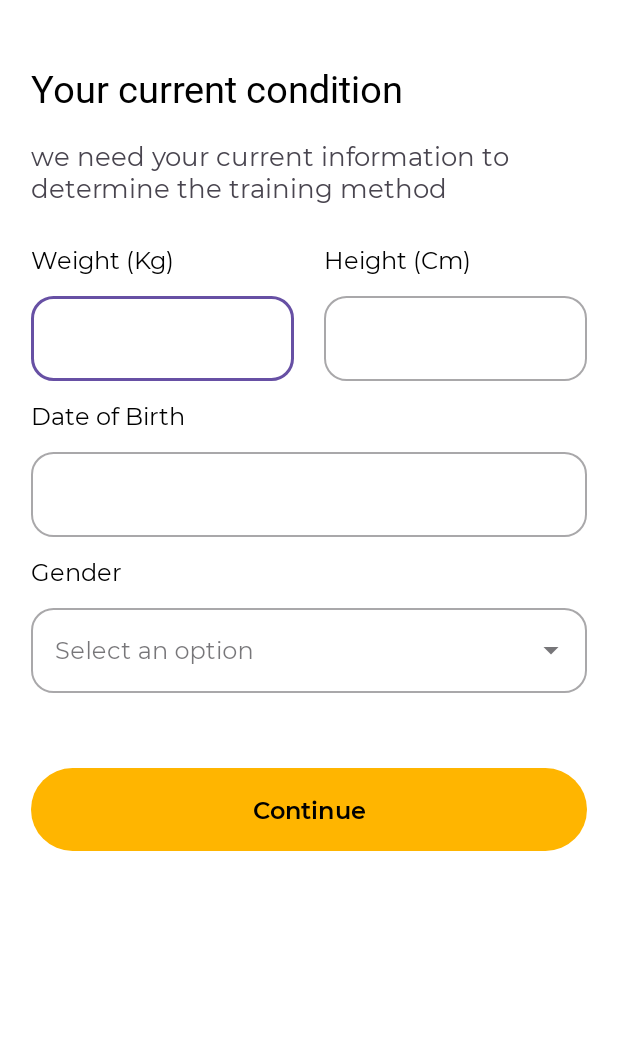
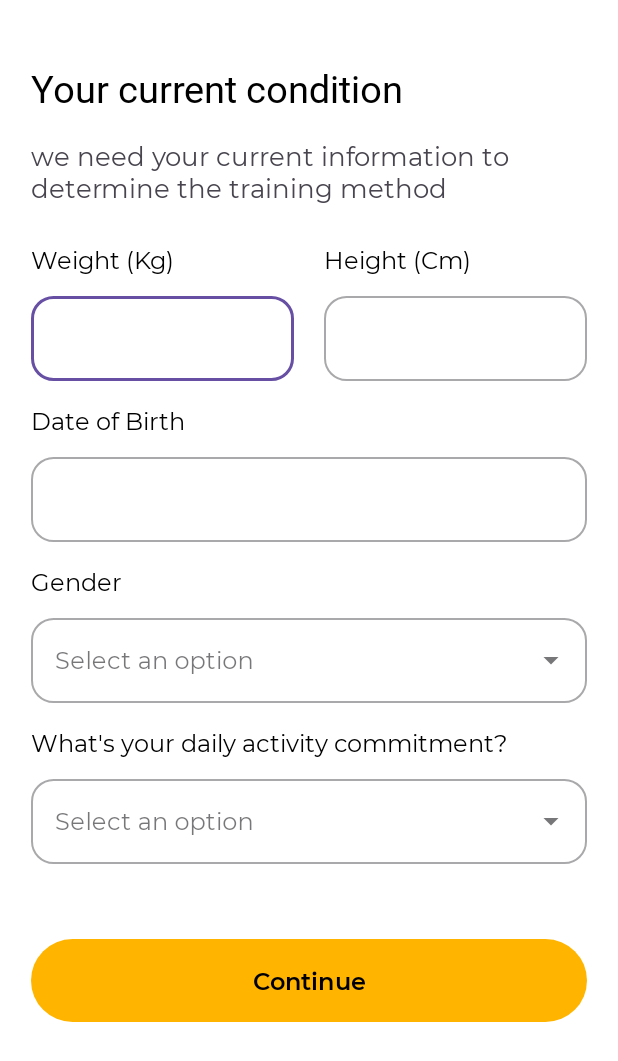
Before and after one commit to sappawrdn/FitMotion, an Android app: the layout activity_screening.xml on its own in the app's theme, with its tools: preview values and no code run, on a phone screen of 412 x 824 dp. Shown: the top 1061 px of the screen. Run offline under Robolectric (Android 15) with nearby library versions, the phone set to English and light mode, and no system bars.

Commit message:
done commitment and alert

```diff
--- a/app/src/main/java/com/example/fitmotion/ScreeningActivity.kt
+++ b/app/src/main/java/com/example/fitmotion/ScreeningActivity.kt
@@ -21,6 +21,12 @@ class ScreeningActivity : AppCompatActivity() {
         val arrayAdapter = ArrayAdapter(this, R.layout.dropdown_menu, gender)
         binding.genderAutoComplete.setAdapter(arrayAdapter)
         setContentView(binding.root)
+
+        val commitment = resources.getStringArray(R.array.commitment)
+        val commitmentArrayAdapter = ArrayAdapter(this, R.layout.dropdown_menu, commitment)
+        binding.commitAutoComplete.setAdapter(commitmentArrayAdapter)
+        setContentView(binding.root)
+
 
         val date = DatePickerDialog.OnDateSetListener { _, year, month, dayOfMonth ->
             calendar.set(Calendar.YEAR, year)
--- a/app/src/main/res/layout/activity_edit_profile.xml
+++ b/app/src/main/res/layout/activity_edit_profile.xml
@@ -3,7 +3,7 @@
     xmlns:app="http://schemas.android.com/apk/res-auto"
     android:layout_width="match_parent"
     android:layout_height="match_parent"
-    xmlns:tools="http://schemas.android.com/tools">
+    android:background="@color/white">
 
     <ImageButton
         android:id="@+id/btn_back_edit"
@@ -39,8 +39,8 @@
 
     <de.hdodenhof.circleimageview.CircleImageView
         android:id="@+id/iv_edit"
-        android:layout_width="95dp"
-        android:layout_height="95dp"
+        android:layout_width="80dp"
+        android:layout_height="80dp"
         android:src="@drawable/ic_account"
         app:layout_constraintTop_toTopOf="@id/title_profile_photo"
         app:layout_constraintEnd_toEndOf="@id/guidelineVertical4">
--- a/app/src/main/res/layout/activity_screening.xml
+++ b/app/src/main/res/layout/activity_screening.xml
@@ -9,7 +9,7 @@
         android:id="@+id/screening_title"
         android:layout_width="wrap_content"
         android:layout_height="wrap_content"
-        android:text="Your current condition"
+        android:text="@string/screening_title"
         android:fontFamily="@font/montserrat_extrabold"
         android:textColor="@color/black"
         android:textSize="25sp"
@@ -20,7 +20,7 @@
         android:id="@+id/screening_desc"
         android:layout_width="0dp"
         android:layout_height="wrap_content"
-        android:text="we need your current information to \ndetermine the training method"
+        android:text="@string/screening_desc"
         app:layout_constraintStart_toStartOf="@id/guidelineVertical"
         app:layout_constraintTop_toBottomOf="@id/screening_title"
         app:layout_constraintEnd_toEndOf="@id/guidelineVertical2"
@@ -33,7 +33,7 @@
         android:layout_width="wrap_content"
         android:textColor="@color/black"
         android:layout_height="wrap_content"
-        android:text="Weight (Kg)"
+        android:text="@string/weight_title"
         android:fontFamily="@font/montserrat_regular"
         android:textSize="16sp"
         app:layout_constraintTop_toBottomOf="@+id/screening_desc"
@@ -45,7 +45,7 @@
         android:layout_width="wrap_content"
         android:textColor="@color/black"
         android:layout_height="wrap_content"
-        android:text="Height (Cm)"
+        android:text="@string/height_title"
         android:fontFamily="@font/montserrat_regular"
         android:textSize="16sp"
         app:layout_constraintTop_toBottomOf="@+id/screening_desc"
@@ -106,11 +106,11 @@
         android:textColor="@color/black"
         android:layout_height="wrap_content"
         app:layout_constraintTop_toBottomOf="@+id/weightEditTextLayout"
-        android:text="Date of Birth"
+        android:text="@string/dob_title"
         app:layout_constraintStart_toStartOf="@id/guidelineVertical"
         android:fontFamily="@font/montserrat_regular"
         android:textSize="16sp"
-        android:layout_marginTop="12dp"/>
+        android:layout_marginTop="15dp"/>
 
     <com.google.android.material.textfield.TextInputLayout
         android:id="@+id/dateEditTextLayout"
@@ -145,11 +145,11 @@
         android:textColor="@color/black"
         android:layout_height="wrap_content"
         app:layout_constraintTop_toBottomOf="@+id/dateEditTextLayout"
-        android:text="Gender"
+        android:text="@string/gender_title"
         app:layout_constraintStart_toStartOf="@id/guidelineVertical"
         android:fontFamily="@font/montserrat_regular"
         android:textSize="16sp"
-        android:layout_marginTop="12dp"/>
+        android:layout_marginTop="15dp"/>
 
     <com.google.android.material.textfield.TextInputLayout
         android:id="@+id/genderEditTextLayout"
@@ -173,7 +173,42 @@
             android:inputType="none"
             android:fontFamily="@font/montserrat_regular"
             android:hint="Select an option"/>
+    </com.google.android.material.textfield.TextInputLayout>
 
+    <TextView
+        android:id="@+id/commit_title"
+        android:layout_width="wrap_content"
+        android:textColor="@color/black"
+        android:layout_height="wrap_content"
+        app:layout_constraintTop_toBottomOf="@+id/genderEditTextLayout"
+        android:text="@string/title_commitment"
+        app:layout_constraintStart_toStartOf="@id/guidelineVertical"
+        android:fontFamily="@font/montserrat_regular"
+        android:textSize="16sp"
+        android:layout_marginTop="15dp"/>
+
+    <com.google.android.material.textfield.TextInputLayout
+        android:id="@+id/commitEditTextLayout"
+        style="@style/Widget.MaterialComponents.TextInputLayout.OutlinedBox.ExposedDropdownMenu"
+        android:layout_width="0dp"
+        android:layout_marginTop="8dp"
+        android:layout_height="wrap_content"
+        app:layout_constraintEnd_toEndOf="@id/guidelineVertical2"
+        app:layout_constraintStart_toStartOf="@id/guidelineVertical"
+        app:layout_constraintTop_toBottomOf="@+id/commit_title"
+        app:boxCornerRadiusBottomEnd="15dp"
+        app:boxCornerRadiusBottomStart="15dp"
+        app:boxCornerRadiusTopEnd="15dp"
+        app:boxCornerRadiusTopStart="15dp">
+
+        <AutoCompleteTextView
+            android:id="@+id/commitAutoComplete"
+            android:layout_width="match_parent"
+            android:layout_height="match_parent"
+            android:layout_weight="1"
+            android:inputType="none"
+            android:fontFamily="@font/montserrat_regular"
+            android:hint="Select an option"/>
     </com.google.android.material.textfield.TextInputLayout>
 
 
@@ -182,7 +217,7 @@
         android:layout_height="55dp"
         app:layout_constraintStart_toStartOf="@id/guidelineVertical"
         app:layout_constraintEnd_toEndOf="@+id/guidelineVertical2"
-        app:layout_constraintTop_toBottomOf="@+id/genderEditTextLayout"
+        app:layout_constraintTop_toBottomOf="@+id/commitEditTextLayout"
         android:layout_marginTop="50dp"
         android:background="@drawable/border_login"
         app:backgroundTint="@color/primary"
--- a/app/src/main/res/values/colors.xml
+++ b/app/src/main/res/values/colors.xml
@@ -6,4 +6,5 @@
     <color name="blue">#C0D6E8</color>
     <color name="cream">#ffeca4</color>
     <color name="orange">#FB5D46</color>
+    <color name="gray">#666666</color>
 </resources>
--- a/app/src/main/res/values/strings.xml
+++ b/app/src/main/res/values/strings.xml
@@ -10,6 +10,14 @@
     <string name="achievement_display">Achievement</string>
     <string name="edit">Edit</string>
 
+    <string name="screening_title">Your current condition"</string>
+    <string name="screening_desc">we need your current information to \ndetermine the training method</string>
+    <string name="weight_title">Weight (Kg)</string>
+    <string name="height_title">Height (Cm)</string>
+    <string name="gender_title">Gender</string>
+    <string name="dob_title">Date of Birth</string>
+    <string name="title_commitment">What\'s your daily activity commitment?</string>
+
     <string name="home_nav">Home</string>
     <string name="achieve_nav">Milestone</string>
     <string name="sensor_nav">Sensor</string>
@@ -21,13 +29,24 @@
     <string name="no_message">No</string>
 
     <string name="title_alert">Sensor Positioning Information</string>
-    <string name="alert_content">To ensure accurate sensor readings, place your device near your body, preferably in the front pocket of your pants.</string>
+    <string name="alert_content">To ensure accurate sensor readings, place your device near your body. preferably in the front pocket of your pants.</string>
 
 
     <string-array name="gender">
         <item>Male</item>
         <item>Female</item>
     </string-array>
+
+    <string-array name="commitment">
+        <item>5 min / day</item>
+        <item>10 min / day</item>
+        <item>15 min / day</item>
+        <item>30 min / day</item>
+        <item>45 min / day</item>
+        <item>60 min / day</item>
+        <item>90 min / day</item>
+    </string-array>
+
     <!-- TODO: Remove or change this placeholder text -->
     <string name="hello_blank_fragment">Hello blank fragment</string>
 </resources>
```
Also changed, not shown: app/src/main/AndroidManifest.xml (+17 -11 lines), app/src/main/java/com/example/fitmotion/SensorAlertDialog.kt (added, +31 -0 lines), app/src/main/java/com/example/fitmotion/SensorFragment.kt (+8 -0 lines), app/src/main/res/drawable/shadow_alert.xml (added, +14 -0 lines), app/src/main/res/layout/alert_sensor.xml (+19 -14 lines).
